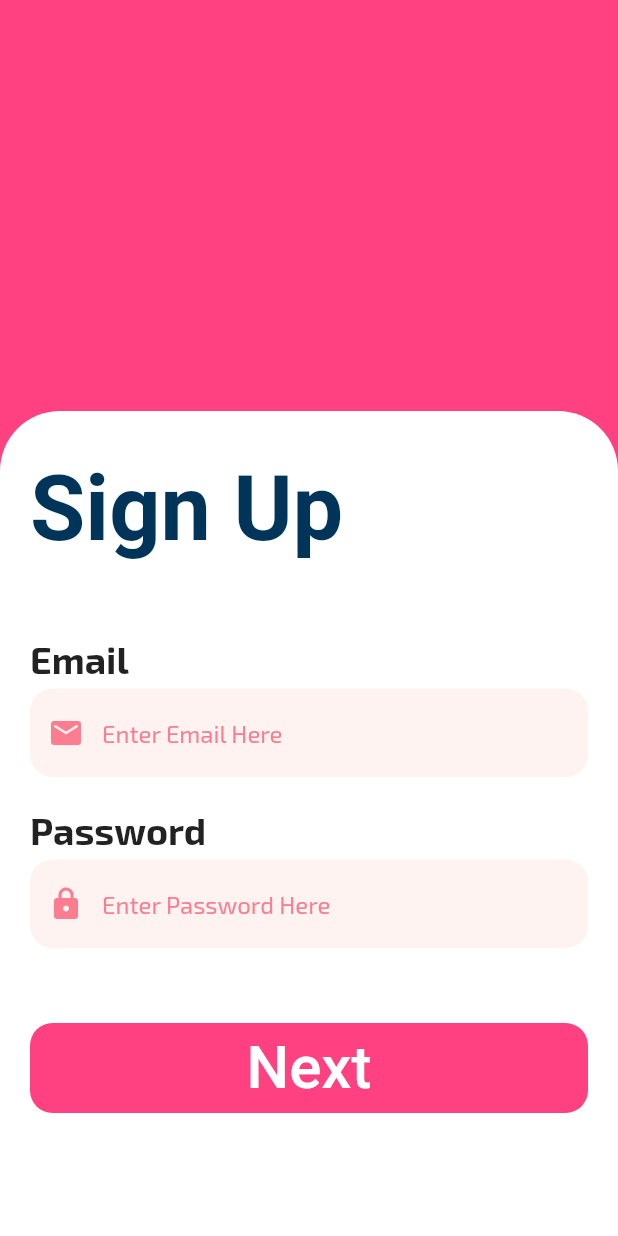
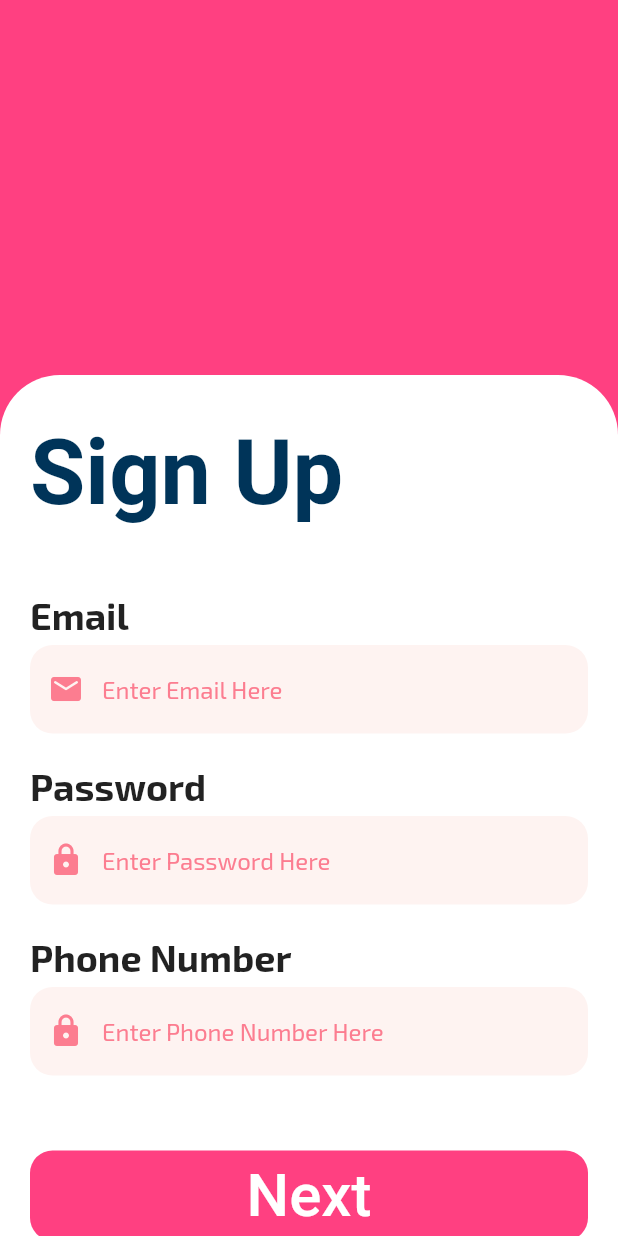
Before and after one commit to KS9004/auth_getx_firebase, a Flutter app: the screen it shows after launch, on a phone screen of 412 x 824 dp. Run offline on Flutter 3.47's test engine with Material 2 defaults, Android fonts, the phone set to English and light mode, and no system bars; our stand-ins replace get, google_fonts.

Commit message:
fixed bottom overflowed while keyboard appears

```diff
--- a/lib/view/sign_up.dart
+++ b/lib/view/sign_up.dart
@@ -12,8 +12,10 @@ class SignUp extends StatelessWidget {
           child: Column(
             mainAxisAlignment: MainAxisAlignment.end,
             children: [
-            Container(
-              height: 550,
+            SizedBox(height: 250,), // Image.sasset('assets/sign_up2.svg',width: 400,),
+            Expanded(
+              child: Container(
+                height: 600,
                 width: double.infinity,
                 decoration: BoxDecoration(
                   color: Colors.white,
@@ -21,6 +23,7 @@ class SignUp extends StatelessWidget {
                 ),
                 child: Padding(
                   padding: EdgeInsets.only(top: 30.0,left: 20.0,right: 20.0),
+                  child: SingleChildScrollView(
                     child: Column(
                       crossAxisAlignment: CrossAxisAlignment.start,
                       children: [
@@ -30,8 +33,7 @@ class SignUp extends StatelessWidget {
                            fontWeight: FontWeight.bold
                        ),)
                        ),
-                    SizedBox(height: 50.0,),
-
+                        SizedBox(height: 45.0,),
                         Text("Email",style: GoogleFonts.exo2(
                           textStyle: TextStyle(
                               fontSize: 25.0,
@@ -84,6 +86,32 @@ class SignUp extends StatelessWidget {
                           autofocus: false,
                           obscureText: true,
                         ),
+                        SizedBox(height: 20.0,),
+                        Text("Phone Number",style: GoogleFonts.exo2(
+                          textStyle: TextStyle(
+                              fontSize: 25.0,
+                              fontWeight: FontWeight.bold
+                          ),
+                        ),
+                        ),
+                        SizedBox(height: 5.0,),
+                        TextFormField(
+                          keyboardType: TextInputType.phone,
+                          decoration: InputDecoration(
+                            fillColor: Color(0xffFEF3F1),
+                            filled: true,
+                            hintStyle: GoogleFonts.exo2(
+                              textStyle: TextStyle(color:Color(0xffFC7D90)),
+                            ),
+                            prefixIcon: Icon(Icons.lock_rounded,color:Color(0xffFC7D90)),
+                            border: OutlineInputBorder(
+                              borderSide: BorderSide.none,
+                              borderRadius: BorderRadius.circular(15.0),
+                            ),
+                            hintText: 'Enter Phone Number Here',
+                          ),
+                          autofocus: false,
+                        ),
                         SizedBox(height:50.0,),
                         Container(
                           width: double.infinity,
@@ -106,6 +134,8 @@ class SignUp extends StatelessWidget {
                       ],
                     ),
                   ),
+                ),
+              ),
             )
             ],
           )),
--- a/pubspec.yaml
+++ b/pubspec.yaml
@@ -30,6 +30,7 @@ dependencies:
   cupertino_icons: ^1.0.0
   get: ^3.24.0
   google_fonts: ^1.1.2
+  flutter_svg: any
 
 
 
@@ -49,8 +50,8 @@ flutter:
   uses-material-design: true
 
   # To add assets to your application, add an assets section, like this:
-  # assets:
-  #   - images/a_dot_burr.jpeg
+  assets:
+    - assets/
   #   - images/a_dot_ham.jpeg
 
   # An image asset can refer to one or more resolution-specific "variants", see
```
Also changed, not shown: assets/sign_up2.svg (added), pubspec.lock. Lines whose indentation alone changed are shown as unchanged.
